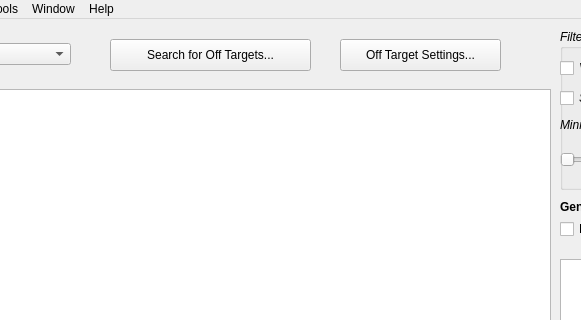
TrinhLab/CASPERapp, file resultsWindow.ui: the form before one commit; both pictures show x 150 to 731 and y 0 to 320 of the 1100 by 658 pixel window.
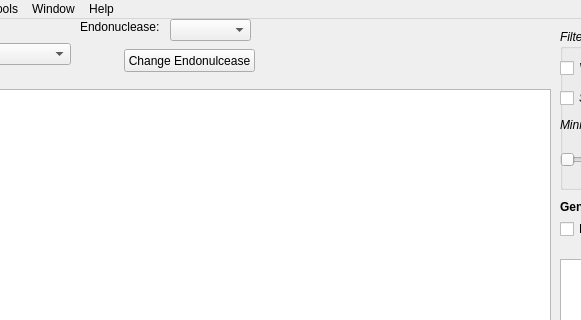
The form after the commit.

Commit message: Added change endonuclease functionality to the results window

```diff
--- a/resultsWindow.ui
+++ b/resultsWindow.ui
@@ -238,32 +238,6 @@
      <string>Display On</string>
     </property>
    </widget>
-   <widget class="QPushButton" name="offTargetSearch">
-    <property name="geometry">
-     <rect>
-      <x>260</x>
-      <y>20</y>
-      <width>201</width>
-      <height>32</height>
-     </rect>
-    </property>
-    <property name="text">
-     <string>Search for Off Targets...</string>
-    </property>
-   </widget>
-   <widget class="QPushButton" name="offTargetSettings">
-    <property name="geometry">
-     <rect>
-      <x>490</x>
-      <y>20</y>
-      <width>161</width>
-      <height>32</height>
-     </rect>
-    </property>
-    <property name="text">
-     <string>Off Target Settings...</string>
-    </property>
-   </widget>
    <widget class="QPushButton" name="back_button">
     <property name="geometry">
      <rect>
@@ -277,6 +251,42 @@
      <string>Back</string>
     </property>
    </widget>
+   <widget class="QComboBox" name="endonucleaseBox">
+    <property name="geometry">
+     <rect>
+      <x>320</x>
+      <y>0</y>
+      <width>81</width>
+      <height>22</height>
+     </rect>
+    </property>
+   </widget>
+   <widget class="QLabel" name="endoLabel">
+    <property name="geometry">
+     <rect>
+      <x>230</x>
+      <y>0</y>
+      <width>81</width>
+      <height>16</height>
+     </rect>
+    </property>
+    <property name="text">
+     <string>Endonuclease:</string>
+    </property>
+   </widget>
+   <widget class="QPushButton" name="changeEndoButton">
+    <property name="geometry">
+     <rect>
+      <x>274</x>
+      <y>30</y>
+      <width>131</width>
+      <height>23</height>
+     </rect>
+    </property>
+    <property name="text">
+     <string>Change Endonulcease</string>
+    </property>
+   </widget>
   </widget>
   <widget class="QMenuBar" name="menubar">
    <property name="geometry">
```
Left out of the diff: 2 changed lines with no effect on the pictures. The commit also changes 2 other files.
